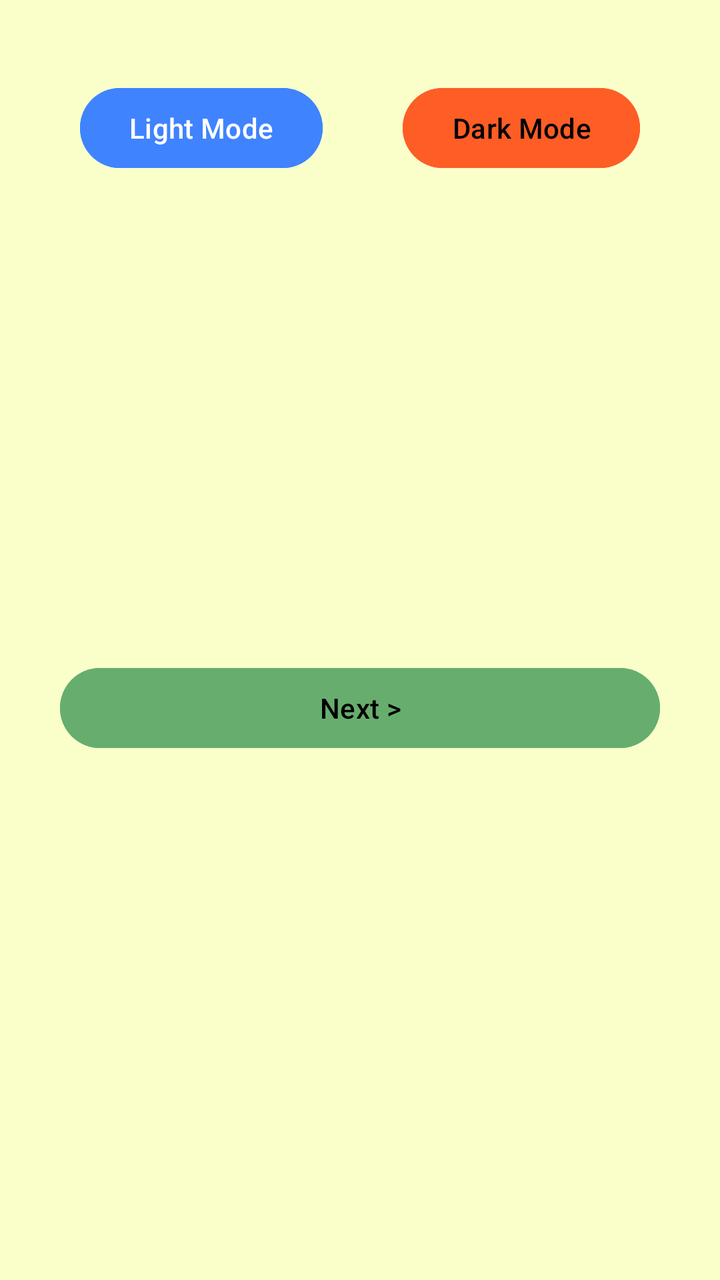
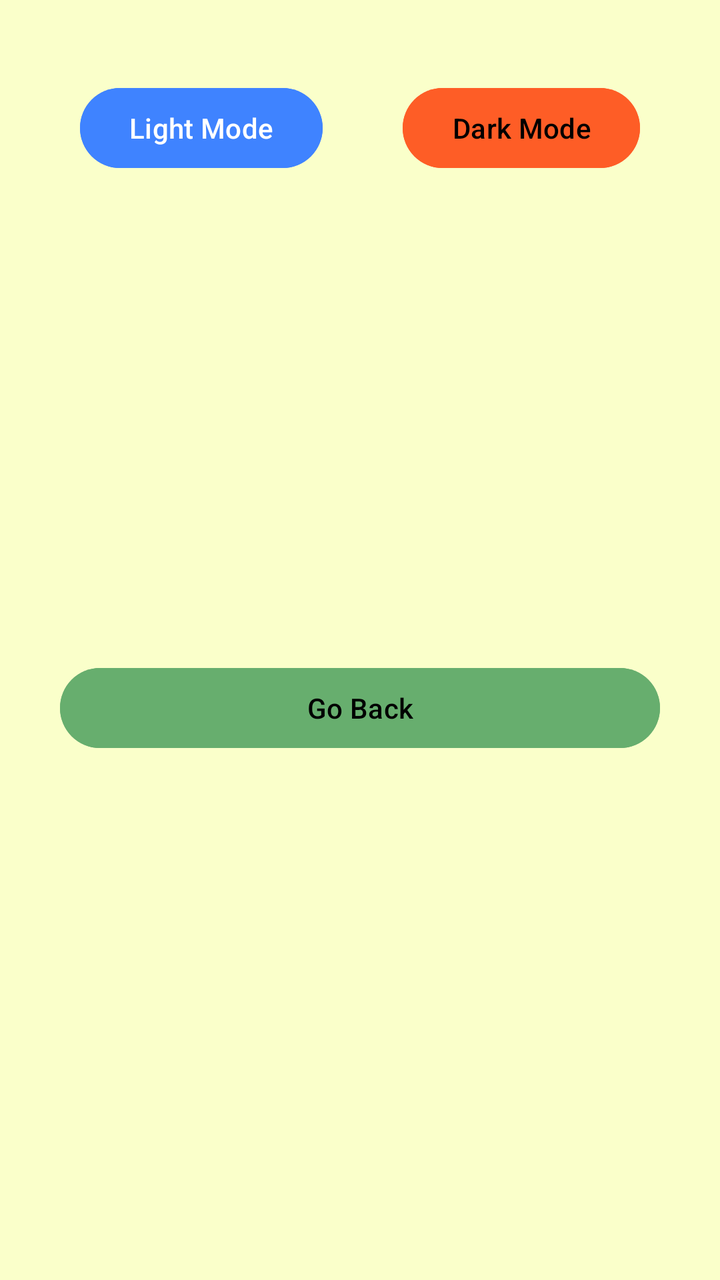

Before-and-after screenshots of an Android layout around one commit, followed by the original layout XML and the change that was made.
<!-- AndroidManifest.xml: application theme Theme.Learn -->
<!-- res/layout/activity_main.xml -->
<?xml version="1.0" encoding="utf-8"?>
<LinearLayout xmlns:android="http://schemas.android.com/apk/res/android"
    xmlns:app="http://schemas.android.com/apk/res-auto"
    xmlns:tools="http://schemas.android.com/tools"
    android:id="@+id/main"
    android:layout_width="match_parent"
    android:layout_height="match_parent"
    android:padding="20dp"
    android:orientation="vertical"
    android:background="@color/yellow_bg"
    tools:context=".Theme">

    <LinearLayout
        android:layout_width="match_parent"
        android:layout_height="match_parent"
        android:layout_weight="1"
        android:orientation="horizontal">

        <Button
            android:id="@+id/lightBtn"
            android:layout_width="wrap_content"
            android:layout_height="wrap_content"
            android:layout_margin="20dp"
            android:layout_weight="1"
            android:backgroundTint="@color/biola"
            android:text="@string/light" />

        <Button
            android:id="@+id/darkBtn"
            android:layout_width="wrap_content"
            android:layout_height="wrap_content"
            android:layout_margin="20dp"
            android:layout_weight="1"
            android:textColor="@color/black"
            android:backgroundTint="@color/red_alpha"
            android:text="@string/dark" />
    </LinearLayout>

    <LinearLayout
        android:layout_width="match_parent"
        android:layout_height="match_parent"
        android:layout_weight="1"
        android:padding="10dp"
        android:orientation="vertical">

        <Button
            android:id="@+id/next_btn"
            android:backgroundTint="@color/green_67AE6E"
            android:textColor="@color/black"
            android:layout_width="match_parent"
            android:layout_height="wrap_content"
            android:text="@string/next" />
    </LinearLayout>
</LinearLayout>
<!-- resources referenced by this layout -->
<resources>
  <color name="biola">#3F83FF</color>
  <color name="black">#FF000000</color>
  <color name="green_67AE6E">#67AE6E</color>
  <color name="red_alpha">#FE5D26</color>
  <color name="yellow_bg">#FAFFCA</color>
  <string name="dark">Dark Mode</string>
  <string name="light">Light Mode</string>
  <string name="next">Next &gt;</string>
  <style name="Theme.Learn" parent="Base.Theme.Learn" />
  <style name="Base.Theme.Learn" parent="Theme.Material3.DayNight.NoActionBar">
          
          
      </style>
</resources>

<!-- the commit's change to res/layout/activity_main.xml (unified diff, before → after) -->
@@ -49,6 +49,6 @@
             android:textColor="@color/black"
             android:layout_width="match_parent"
             android:layout_height="wrap_content"
-            android:text="@string/next" />
+            android:text="@string/go_back" />
     </LinearLayout>
 </LinearLayout>
<!-- resource entries referenced after the edit -->
@@ -6,8 +6,8 @@
   <color name="red_alpha">#FE5D26</color>
   <color name="yellow_bg">#FAFFCA</color>
   <string name="dark">Dark Mode</string>
+  <string name="go_back">Go Back</string>
   <string name="light">Light Mode</string>
-  <string name="next">Next &gt;</string>
   <style name="Theme.Learn" parent="Base.Theme.Learn" />
   <style name="Base.Theme.Learn" parent="Theme.Material3.DayNight.NoActionBar">
           
